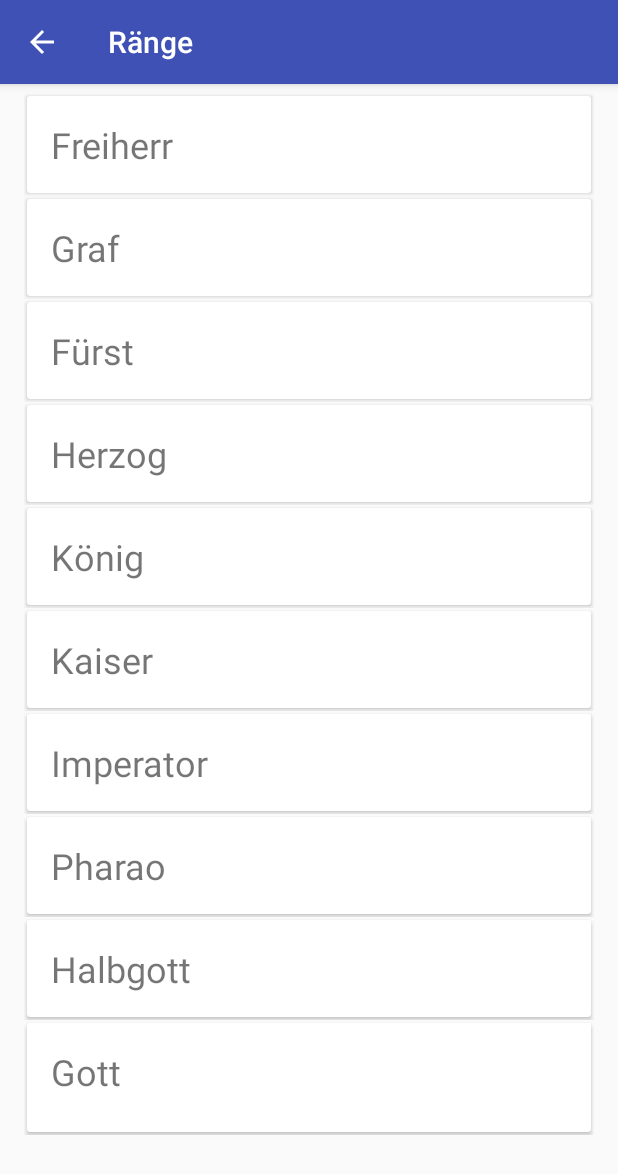
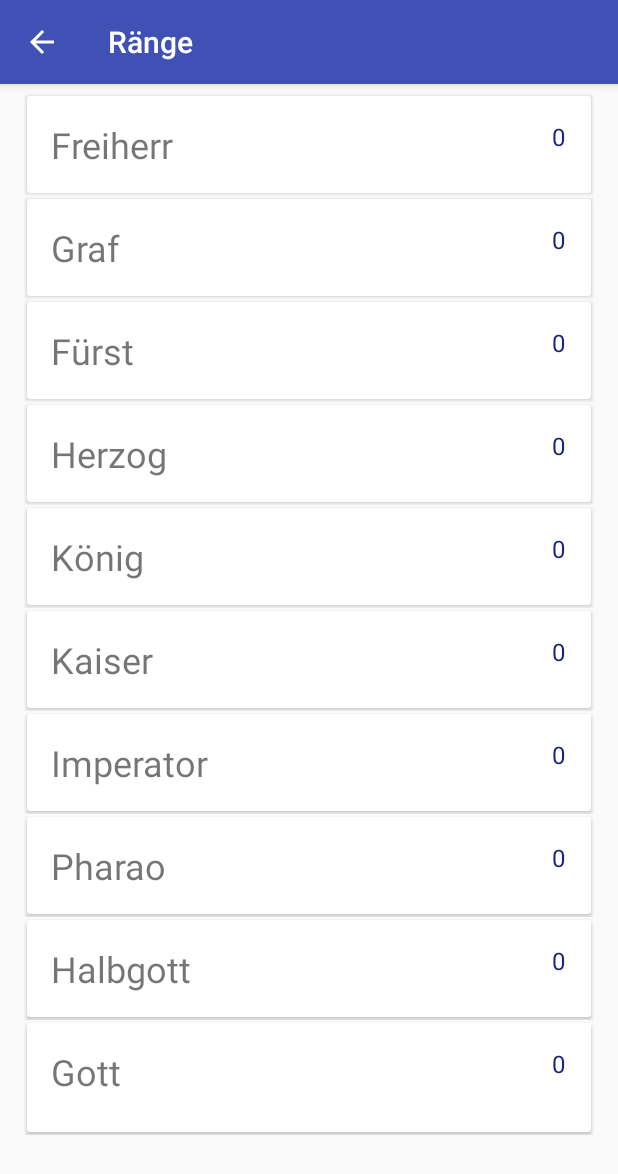
Before and after one commit to myxor/WhoRules, an Android app: the screen it shows after launch (RanksListActivity), in the side drawer, after a tap on "Ränge", on a phone screen of 412 x 824 dp. Shown: the top 1174 px of the screen. Run offline under Robolectric (Android 15) with nearby library versions, the phone set to English and light mode, and no system bars; 2 statements that could not run were skipped.

Commit message:
Ranklist: Show number of vasalls who hold the rank (Implements #19)

```diff
--- a/app/src/main/java/de/marcoheiming/whorules/MainActivity.java
+++ b/app/src/main/java/de/marcoheiming/whorules/MainActivity.java
@@ -326,9 +326,7 @@ public class MainActivity extends AppCompatActivity
     }
 
     protected void initRankList() {
-
         MainActivity.rankList.clear();
-
         MainActivity.rankList.add(new Rank(MainActivity.this, 1, "Freiherr"));
         MainActivity.rankList.add(new Rank(MainActivity.this, 2, "Graf"));
         MainActivity.rankList.add(new Rank(MainActivity.this, 3, "Fürst"));
--- a/app/src/main/java/de/marcoheiming/whorules/Rank.java
+++ b/app/src/main/java/de/marcoheiming/whorules/Rank.java
@@ -11,7 +11,7 @@ class Rank {
     long _id;
     int sort;
     String name;
-    int numberOfPeople = 0; // TODO
+    int numberOfVasallsHoldingThisRank = 0; // will be set dynamically
 
     private RankDBHelper dbHelper;
 
@@ -35,5 +35,6 @@ class Rank {
 
         this.sort = sort;
         this.name = name;
+        this.numberOfVasallsHoldingThisRank = (int) new VasallsDBHelper(this.context).getNumberOfVasallsForRank(r);
     }
 }
--- a/app/src/main/java/de/marcoheiming/whorules/RankDBHelper.java
+++ b/app/src/main/java/de/marcoheiming/whorules/RankDBHelper.java
@@ -2,6 +2,7 @@ package de.marcoheiming.whorules;
 
 import android.content.Context;
 import android.database.Cursor;
+import android.database.DatabaseUtils;
 import android.database.sqlite.SQLiteDatabase;
 import android.database.sqlite.SQLiteOpenHelper;
 import android.provider.BaseColumns;
@@ -15,6 +16,7 @@ public class RankDBHelper extends SQLiteOpenHelper {
     Context context;
     public static final int DATABASE_VERSION = 1;
     public static final String DATABASE_NAME = "Ranks.db";
+    private final VasallsDBHelper vasallsDBHelper;
 
     List<Rank> listOfRanks = new ArrayList<Rank>();
 
@@ -31,6 +33,7 @@ public class RankDBHelper extends SQLiteOpenHelper {
     public RankDBHelper(Context context) {
         super(context, DATABASE_NAME, null, DATABASE_VERSION);
         this.context = context;
+        this.vasallsDBHelper = new VasallsDBHelper(this.context);
     }
 
     public void onCreate(SQLiteDatabase db) {
@@ -79,7 +82,7 @@ public class RankDBHelper extends SQLiteOpenHelper {
             r._id = cursor.getLong(cursor.getColumnIndexOrThrow(BaseColumns._ID));
             r.sort = cursor.getInt(cursor.getColumnIndexOrThrow(RankContract.RankEntry.COLUMN_NAME_SORT));
             r.name = cursor.getString(cursor.getColumnIndexOrThrow(RankContract.RankEntry.COLUMN_NAME_NAME));
-            r.numberOfPeople = 0; // TODO
+            r.numberOfVasallsHoldingThisRank = (int) vasallsDBHelper.getNumberOfVasallsForRank(r);
 
             listOfRanks.add(r);
         }
@@ -122,7 +125,8 @@ public class RankDBHelper extends SQLiteOpenHelper {
             r._id = cursor.getLong(cursor.getColumnIndexOrThrow(BaseColumns._ID));
             r.sort = cursor.getInt(cursor.getColumnIndexOrThrow(RankContract.RankEntry.COLUMN_NAME_SORT));
             r.name = cursor.getString(cursor.getColumnIndexOrThrow(RankContract.RankEntry.COLUMN_NAME_NAME));
-            r.numberOfPeople = 0; // TODO
+            r.numberOfVasallsHoldingThisRank = (int) vasallsDBHelper.getNumberOfVasallsForRank(r);
+
             cursor.close();
             return r;
         }
--- a/app/src/main/java/de/marcoheiming/whorules/RanksAdapter.java
+++ b/app/src/main/java/de/marcoheiming/whorules/RanksAdapter.java
@@ -16,13 +16,14 @@ public class RanksAdapter extends RecyclerView.Adapter<RanksAdapter.RankViewHold
     private Context context;
 
     public class RankViewHolder extends RecyclerView.ViewHolder {
-        public TextView name, sort;
+        public TextView name, sort, numberOfVasalls;
 
         public RankViewHolder(View view) {
             super(view);
 
             name = (TextView) view.findViewById(R.id.ranks_list_name);
             sort = (TextView) view.findViewById(R.id.ranks_list_sort);
+            numberOfVasalls = (TextView) view.findViewById(R.id.ranks_list_number_of_people);
 
         }
     }
@@ -51,8 +52,10 @@ public class RanksAdapter extends RecyclerView.Adapter<RanksAdapter.RankViewHold
         final Rank r = ranksList.get(position);
         if (r != null)
         {
+            System.out.println("Rank: " + r.name + " : " + r.numberOfVasallsHoldingThisRank);
             holder.name.setText(r.name);
             holder.sort.setText(String.valueOf(r.sort));
+            holder.numberOfVasalls.setText(String.valueOf(r.numberOfVasallsHoldingThisRank));
         }
     }
 
--- a/app/src/main/java/de/marcoheiming/whorules/RanksListActivity.java
+++ b/app/src/main/java/de/marcoheiming/whorules/RanksListActivity.java
@@ -34,48 +34,6 @@ public class RanksListActivity extends AppCompatActivity {
         recyclerView.setLayoutManager(mLayoutManager);
         recyclerView.setItemAnimator(new DefaultItemAnimator());
         recyclerView.setAdapter(mAdapter);
-
-
-/*
-        FloatingActionButton fab = (FloatingActionButton) findViewById(R.id.fab_people_add);
-        fab.setOnClickListener(new View.OnClickListener() {
-            @Override
-            public void onClick(View view) {
-
-                Context context = RanksListActivity.this;
-                LinearLayout layout = new LinearLayout(context);
-                layout.setOrientation(LinearLayout.VERTICAL);
-
-                final EditText nameText = new EditText(context);
-                nameText.setHint("Name");
-                layout.addView(nameText);
-
-                final EditText rankText = new EditText(context);
-                rankText.setHint("Rank");
-                layout.addView(rankText);
-
-                final EditText norText = new EditText(context);
-                norText.setHint("Anzahl Regentschaften");
-                norText.setText("0");
-                norText.setInputType(InputType.TYPE_CLASS_NUMBER);
-                layout.addView(norText);
-
-                new AlertDialog.Builder(RanksListActivity.this)
-                        .setTitle("Vasalle hinzufügen")
-                        .setMessage("Bitte gebe den Namen und Rank des neuen Vasallen ein:")
-                        .setIcon(android.R.drawable.ic_menu_add)
-                        .setView(layout)
-                        .setPositiveButton("Hinzufügen", new DialogInterface.OnClickListener() {
-                            public void onClick(DialogInterface dialog, int whichButton) {
-                                ma.addVasall(getApplicationContext(), nameText.getText().toString(), rankText.getText().toString());
-                                mAdapter.notifyDataSetChanged();
-
-                            }
-                        }).show();
-            }
-        });
-        */
-
         mAdapter.notifyDataSetChanged();
     }
 
--- a/app/src/main/java/de/marcoheiming/whorules/VasallsDBHelper.java
+++ b/app/src/main/java/de/marcoheiming/whorules/VasallsDBHelper.java
@@ -2,6 +2,7 @@ package de.marcoheiming.whorules;
 
 import android.content.Context;
 import android.database.Cursor;
+import android.database.DatabaseUtils;
 import android.database.sqlite.SQLiteDatabase;
 import android.database.sqlite.SQLiteOpenHelper;
 import android.provider.BaseColumns;
@@ -142,4 +143,13 @@ public class VasallsDBHelper extends SQLiteOpenHelper {
         db.close();
         return listOfVasalls;
     }
+
+    public long getNumberOfVasallsForRank(Rank rank) {
+        String selection = "rank = ? ";
+        SQLiteDatabase db = this.getReadableDatabase();
+        long c = DatabaseUtils.queryNumEntries(db, VasallsContract.VasallEntry.TABLE_NAME, selection, new String[]{String.valueOf(rank._id)});
+        db.close();
+        System.out.println("getNumberOfVasallsForRank " + rank.name +  " --> " + c);
+        return c;
+    }
 }
--- a/app/src/main/res/layout/activity_rank_list.xml
+++ b/app/src/main/res/layout/activity_rank_list.xml
@@ -37,8 +37,8 @@
             android:id="@+id/rv_ranks"
             android:layout_width="match_parent"
             android:layout_height="match_parent"
+            android:layout_marginTop="30dp"
             android:scrollbars="vertical"
-            android:layout_marginTop="30dp"
             app:layout_constraintBottom_toBottomOf="parent"
             app:layout_constraintEnd_toEndOf="parent"
             app:layout_constraintStart_toStartOf="parent"
--- a/app/src/main/res/layout/activity_vasall_list.xml
+++ b/app/src/main/res/layout/activity_vasall_list.xml
@@ -45,5 +45,6 @@
         app:backgroundTint="@android:color/holo_green_dark"
         app:layout_constraintBottom_toBottomOf="parent"
         app:layout_constraintEnd_toEndOf="parent"
-        app:srcCompat="@android:drawable/ic_menu_add" />
+        app:srcCompat="@android:drawable/ic_menu_add"
+        android:contentDescription="@string/add_new_vasall" />
 </androidx.constraintlayout.widget.ConstraintLayout>
--- a/app/src/main/res/layout/ranks_list_row.xml
+++ b/app/src/main/res/layout/ranks_list_row.xml
@@ -25,7 +25,7 @@ android:paddingRight="@dimen/activity_horizontal_margin">
                 android:id="@+id/ranks_list_name"
                 android:layout_width="match_parent"
                 android:layout_height="wrap_content"
-                android:textSize="24sp"/>
+                android:textSize="24sp" />
 
             <TextView
                 android:id="@+id/ranks_list_sort"
@@ -39,7 +39,8 @@ android:paddingRight="@dimen/activity_horizontal_margin">
                 android:id="@+id/ranks_list_number_of_people"
                 android:layout_width="wrap_content"
                 android:layout_height="wrap_content"
-                android:layout_toRightOf="@id/ranks_list_name"
+                android:layout_alignParentEnd="true"
+                android:paddingRight="1dp"
                 android:textColor="@color/colorPrimaryDark"
                 android:textSize="16sp" />
 
--- a/app/src/main/res/values/strings.xml
+++ b/app/src/main/res/values/strings.xml
@@ -100,5 +100,6 @@
     <string name="start">starten</string>
     <string name="title_ranks">Ränge</string>
     <string name="vote_new_ruler">Neuen Regenten wählen</string>
+    <string name="add_new_vasall">Neuen Vasallen erstellen</string>
 
 </resources>
```
